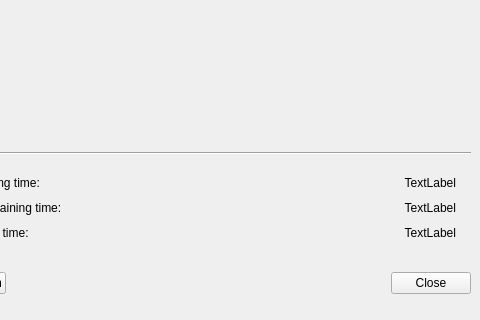
Before: the Qt Designer form HimalayaMain/Gui/Components/Dashboard/Forms/DashboardProgramStatusWidget.ui in Liyezhong/Master, drawn with Qt 5; both pictures show x 90 to 570 and y 257 to 577 of the 570 by 577 pixel window.
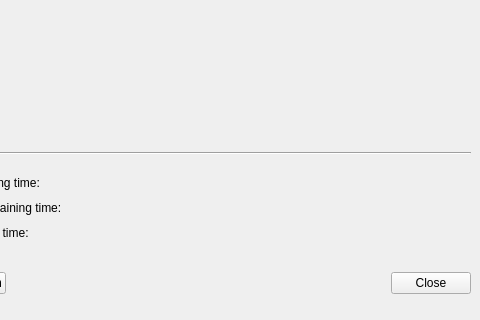
After: the same form once the commit is applied. Custom widgets are drawn as their Qt base class.

Patch:
```diff
--- a/HimalayaMain/Gui/Components/Dashboard/Forms/DashboardProgramStatusWidget.ui
+++ b/HimalayaMain/Gui/Components/Dashboard/Forms/DashboardProgramStatusWidget.ui
@@ -98,7 +98,7 @@
       </rect>
      </property>
      <property name="text">
-      <string>TextLabel</string>
+      <string/>
      </property>
      <property name="alignment">
       <set>Qt::AlignRight|Qt::AlignTrailing|Qt::AlignVCenter</set>
@@ -114,7 +114,7 @@
       </rect>
      </property>
      <property name="text">
-      <string>TextLabel</string>
+      <string>               </string>
      </property>
      <property name="alignment">
       <set>Qt::AlignRight|Qt::AlignTrailing|Qt::AlignVCenter</set>
@@ -130,7 +130,7 @@
       </rect>
      </property>
      <property name="text">
-      <string>TextLabel</string>
+      <string/>
      </property>
      <property name="alignment">
       <set>Qt::AlignRight|Qt::AlignTrailing|Qt::AlignVCenter</set>
```
